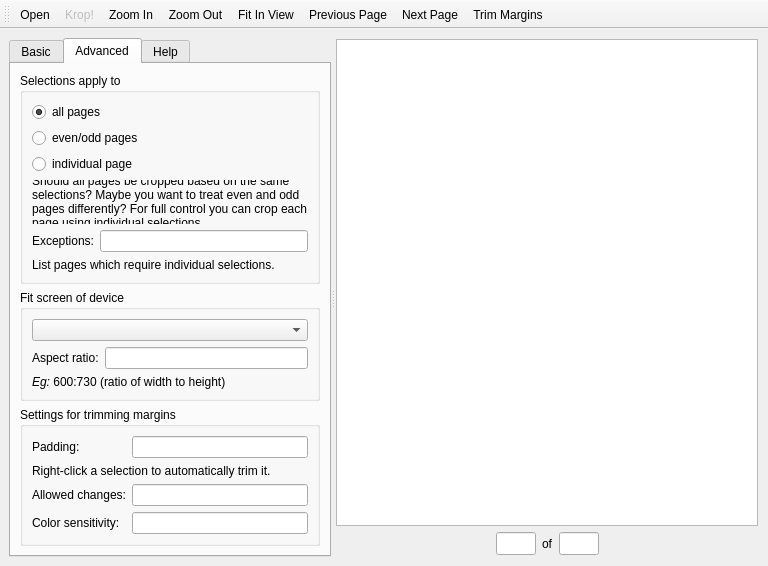
Before: the Qt Designer form krop/mainwindow.ui in arminstraub/krop, drawn with Qt 5.
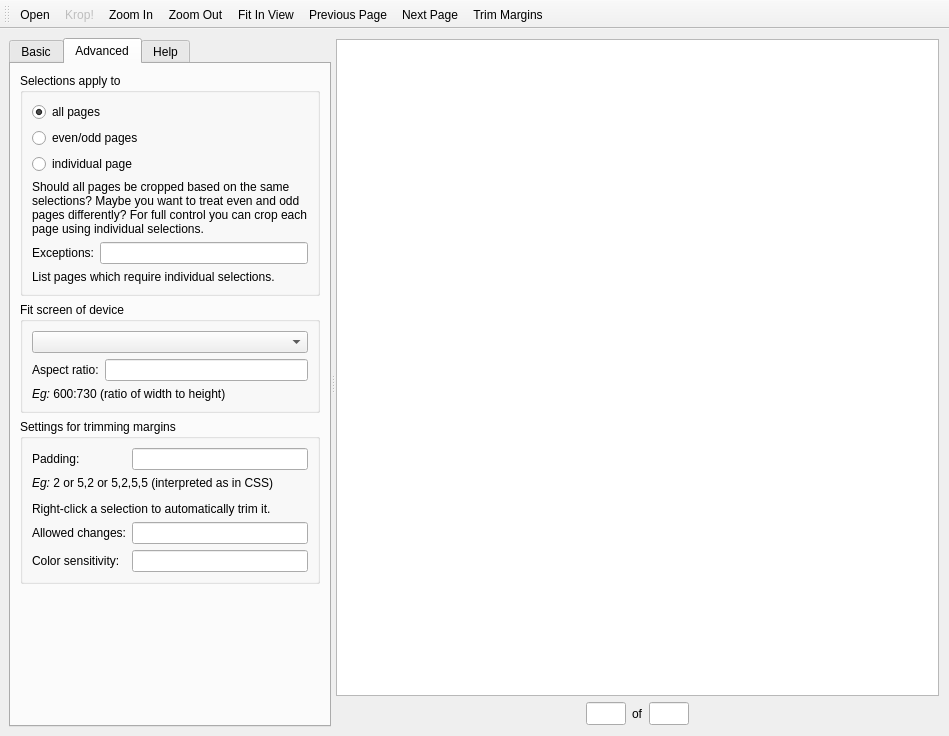
After: the same form once the commit is applied. The open tabs and pages were chosen to show the change.

Commit message: Expand help in UI for trimming margins

Patch:
```diff
--- a/krop/mainwindow.ui
+++ b/krop/mainwindow.ui
@@ -6,8 +6,8 @@
    <rect>
     <x>0</x>
     <y>0</y>
-    <width>768</width>
-    <height>566</height>
+    <width>949</width>
+    <height>736</height>
    </rect>
   </property>
   <property name="windowTitle">
@@ -291,7 +291,7 @@
             <item row="1" column="0" colspan="2">
              <widget class="QLabel" name="labelTrimMarginsEg">
               <property name="text">
-               <string>Right-click a selection to automatically trim it.</string>
+               <string>&lt;html&gt;&lt;head/&gt;&lt;body&gt;&lt;p&gt;&lt;span style=&quot; font-style:italic;&quot;&gt;Eg:&lt;/span&gt; 2 or 5,2 or 5,2,5,5 (interpreted as in CSS)&lt;/p&gt;&lt;p&gt;Right-click a selection to automatically trim it.&lt;/p&gt;&lt;/body&gt;&lt;/html&gt;</string>
               </property>
               <property name="wordWrap">
                <bool>true</bool>
```
Left out of the diff: 4 changed lines with no effect on the pictures.
